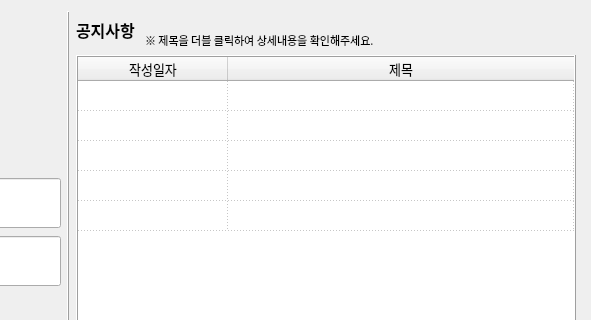
Above: Login.ui from Hyeongwookjung/e-commerce_analysis_platform before the change; both pictures show x 254 to 845 and y 0 to 320 of the 845 by 426 pixel window. Below: the same form after it.
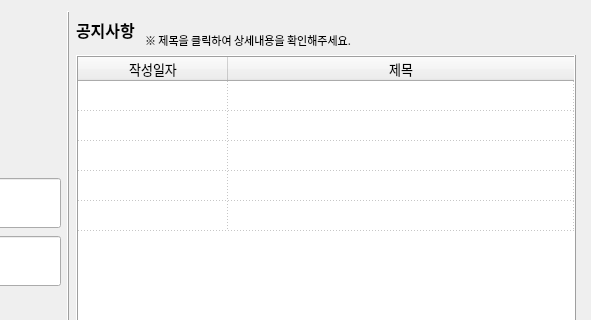
That is the form after the change. Icons and pictures are not drawn.

The edit to the form file:
```diff
--- a/Login.ui
+++ b/Login.ui
@@ -382,7 +382,7 @@
             </font>
            </property>
            <property name="text">
-            <string>※ 제목을 더블 클릭하여 상세내용을 확인해주세요.</string>
+            <string>※ 제목을 클릭하여 상세내용을 확인해주세요.</string>
            </property>
            <property name="alignment">
             <set>Qt::AlignBottom|Qt::AlignLeading|Qt::AlignLeft</set>
```
